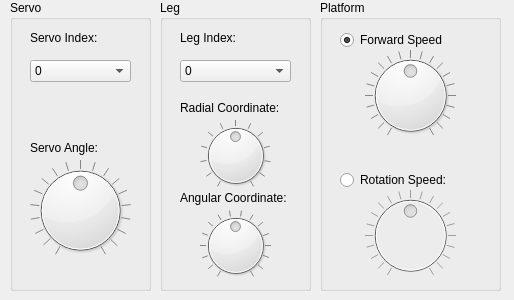
First picture: the form in src/simulationwindow.ui, repository CatixBot/KinematicsNode, before the edit.
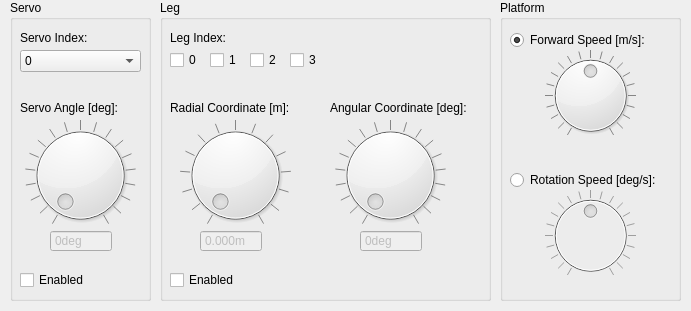
Second picture: the form after the edit.

```diff
--- a/src/simulationwindow.ui
+++ b/src/simulationwindow.ui
@@ -6,20 +6,23 @@
    <rect>
     <x>0</x>
     <y>0</y>
-    <width>514</width>
-    <height>300</height>
+    <width>691</width>
+    <height>311</height>
    </rect>
   </property>
   <property name="windowTitle">
    <string>SimulationWindow</string>
   </property>
   <widget class="QGroupBox" name="servoGroupBox">
+   <property name="enabled">
+    <bool>true</bool>
+   </property>
    <property name="geometry">
     <rect>
      <x>10</x>
      <y>0</y>
      <width>141</width>
-     <height>291</height>
+     <height>301</height>
     </rect>
    </property>
    <property name="title">
@@ -28,17 +31,17 @@
    <widget class="QDial" name="servoAngleDial">
     <property name="geometry">
      <rect>
-      <x>20</x>
-      <y>160</y>
-      <width>101</width>
-      <height>101</height>
+      <x>10</x>
+      <y>120</y>
+      <width>121</width>
+      <height>111</height>
      </rect>
     </property>
     <property name="minimum">
-     <number>-90</number>
+     <number>0</number>
     </property>
     <property name="maximum">
-     <number>90</number>
+     <number>180</number>
     </property>
     <property name="notchTarget">
      <double>10.000000000000000</double>
@@ -50,9 +53,9 @@
    <widget class="QComboBox" name="servoIndexComboBox">
     <property name="geometry">
      <rect>
-      <x>20</x>
-      <y>60</y>
-      <width>101</width>
+      <x>10</x>
+      <y>50</y>
+      <width>121</width>
       <height>22</height>
      </rect>
     </property>
@@ -100,7 +103,7 @@
    <widget class="QLabel" name="servoLabel">
     <property name="geometry">
      <rect>
-      <x>20</x>
+      <x>10</x>
       <y>30</y>
       <width>91</width>
       <height>16</height>
@@ -113,14 +116,55 @@
    <widget class="QLabel" name="servoDialLabel">
     <property name="geometry">
      <rect>
-      <x>20</x>
-      <y>140</y>
-      <width>91</width>
+      <x>10</x>
+      <y>100</y>
+      <width>111</width>
       <height>16</height>
      </rect>
     </property>
     <property name="text">
-     <string>Servo Angle:</string>
+     <string>Servo Angle [deg]:</string>
+    </property>
+   </widget>
+   <widget class="QDoubleSpinBox" name="servoAngleSpinBox">
+    <property name="enabled">
+     <bool>false</bool>
+    </property>
+    <property name="geometry">
+     <rect>
+      <x>40</x>
+      <y>230</y>
+      <width>62</width>
+      <height>22</height>
+     </rect>
+    </property>
+    <property name="readOnly">
+     <bool>true</bool>
+    </property>
+    <property name="buttonSymbols">
+     <enum>QAbstractSpinBox::NoButtons</enum>
+    </property>
+    <property name="suffix">
+     <string>deg</string>
+    </property>
+    <property name="decimals">
+     <number>0</number>
+    </property>
+    <property name="maximum">
+     <double>180.000000000000000</double>
+    </property>
+   </widget>
+   <widget class="QCheckBox" name="servoEnabledCheckBox">
+    <property name="geometry">
+     <rect>
+      <x>10</x>
+      <y>270</y>
+      <width>81</width>
+      <height>20</height>
+     </rect>
+    </property>
+    <property name="text">
+     <string>Enabled</string>
     </property>
    </widget>
   </widget>
@@ -129,8 +173,8 @@
     <rect>
      <x>160</x>
      <y>0</y>
-     <width>151</width>
-     <height>291</height>
+     <width>331</width>
+     <height>301</height>
     </rect>
    </property>
    <property name="title">
@@ -139,7 +183,7 @@
    <widget class="QLabel" name="legLabel">
     <property name="geometry">
      <rect>
-      <x>20</x>
+      <x>10</x>
       <y>30</y>
       <width>71</width>
       <height>16</height>
@@ -149,56 +193,26 @@
      <string>Leg Index:</string>
     </property>
    </widget>
-   <widget class="QComboBox" name="legIndexComboBox">
-    <property name="geometry">
-     <rect>
-      <x>20</x>
-      <y>60</y>
-      <width>111</width>
-      <height>22</height>
-     </rect>
-    </property>
-    <item>
-     <property name="text">
-      <string>0</string>
-     </property>
-    </item>
-    <item>
-     <property name="text">
-      <string>1</string>
-     </property>
-    </item>
-    <item>
-     <property name="text">
-      <string>2</string>
-     </property>
-    </item>
-    <item>
-     <property name="text">
-      <string>3</string>
-     </property>
-    </item>
-   </widget>
    <widget class="QDial" name="angularCoordinateDial">
     <property name="geometry">
      <rect>
-      <x>30</x>
-      <y>210</y>
-      <width>91</width>
-      <height>71</height>
+      <x>170</x>
+      <y>120</y>
+      <width>121</width>
+      <height>111</height>
      </rect>
     </property>
     <property name="minimum">
-     <number>-15</number>
+     <number>0</number>
     </property>
     <property name="maximum">
-     <number>15</number>
+     <number>180</number>
     </property>
     <property name="pageStep">
      <number>1</number>
     </property>
     <property name="notchTarget">
-     <double>5.000000000000000</double>
+     <double>10.000000000000000</double>
     </property>
     <property name="notchesVisible">
      <bool>true</bool>
@@ -207,14 +221,14 @@
    <widget class="QDial" name="radialCoordinateDial">
     <property name="geometry">
      <rect>
-      <x>30</x>
+      <x>10</x>
       <y>120</y>
-      <width>91</width>
-      <height>71</height>
+      <width>131</width>
+      <height>111</height>
      </rect>
     </property>
     <property name="minimum">
-     <number>40</number>
+     <number>30</number>
     </property>
     <property name="maximum">
      <number>100</number>
@@ -223,10 +237,10 @@
      <number>1</number>
     </property>
     <property name="value">
-     <number>70</number>
+     <number>30</number>
     </property>
     <property name="notchTarget">
-     <double>5.000000000000000</double>
+     <double>10.000000000000000</double>
     </property>
     <property name="notchesVisible">
      <bool>true</bool>
@@ -235,37 +249,161 @@
    <widget class="QLabel" name="radialCoordinateLabel">
     <property name="geometry">
      <rect>
-      <x>20</x>
+      <x>10</x>
       <y>100</y>
-      <width>121</width>
+      <width>141</width>
       <height>16</height>
      </rect>
     </property>
     <property name="text">
-     <string>Radial Coordinate:</string>
+     <string>Radial Coordinate [m]:</string>
     </property>
    </widget>
    <widget class="QLabel" name="angularCoordinateLabel">
     <property name="geometry">
      <rect>
-      <x>20</x>
-      <y>190</y>
-      <width>121</width>
+      <x>170</x>
+      <y>100</y>
+      <width>151</width>
       <height>16</height>
      </rect>
     </property>
     <property name="text">
-     <string>Angular Coordinate:</string>
+     <string>Angular Coordinate [deg]:</string>
+    </property>
+   </widget>
+   <widget class="QCheckBox" name="zeroLegCheckBox">
+    <property name="geometry">
+     <rect>
+      <x>10</x>
+      <y>50</y>
+      <width>31</width>
+      <height>20</height>
+     </rect>
+    </property>
+    <property name="text">
+     <string>0</string>
+    </property>
+   </widget>
+   <widget class="QCheckBox" name="firstLegCheckBox">
+    <property name="geometry">
+     <rect>
+      <x>50</x>
+      <y>50</y>
+      <width>31</width>
+      <height>20</height>
+     </rect>
+    </property>
+    <property name="text">
+     <string>1</string>
+    </property>
+   </widget>
+   <widget class="QCheckBox" name="secondLegCheckBox">
+    <property name="geometry">
+     <rect>
+      <x>90</x>
+      <y>50</y>
+      <width>31</width>
+      <height>20</height>
+     </rect>
+    </property>
+    <property name="text">
+     <string>2</string>
+    </property>
+   </widget>
+   <widget class="QCheckBox" name="thirdLegCheckBox">
+    <property name="geometry">
+     <rect>
+      <x>130</x>
+      <y>50</y>
+      <width>81</width>
+      <height>20</height>
+     </rect>
+    </property>
+    <property name="text">
+     <string>3</string>
+    </property>
+   </widget>
+   <widget class="QDoubleSpinBox" name="radialCoordinateSpinBox">
+    <property name="enabled">
+     <bool>false</bool>
+    </property>
+    <property name="geometry">
+     <rect>
+      <x>40</x>
+      <y>230</y>
+      <width>62</width>
+      <height>22</height>
+     </rect>
+    </property>
+    <property name="readOnly">
+     <bool>true</bool>
+    </property>
+    <property name="buttonSymbols">
+     <enum>QAbstractSpinBox::NoButtons</enum>
+    </property>
+    <property name="suffix">
+     <string>m</string>
+    </property>
+    <property name="decimals">
+     <number>3</number>
+    </property>
+    <property name="maximum">
+     <double>180.000000000000000</double>
+    </property>
+    <property name="singleStep">
+     <double>0.001000000000000</double>
+    </property>
+   </widget>
+   <widget class="QDoubleSpinBox" name="angularCoordinateSpinBox">
+    <property name="enabled">
+     <bool>false</bool>
+    </property>
+    <property name="geometry">
+     <rect>
+      <x>200</x>
+      <y>230</y>
+      <width>62</width>
+      <height>22</height>
+     </rect>
+    </property>
+    <property name="readOnly">
+     <bool>true</bool>
+    </property>
+    <property name="buttonSymbols">
+     <enum>QAbstractSpinBox::NoButtons</enum>
+    </property>
+    <property name="suffix">
+     <string>deg</string>
+    </property>
+    <property name="decimals">
+     <number>0</number>
+    </property>
+    <property name="maximum">
+     <double>180.000000000000000</double>
+    </property>
+   </widget>
+   <widget class="QCheckBox" name="legEnabledCheckBox">
+    <property name="geometry">
+     <rect>
+      <x>10</x>
+      <y>270</y>
+      <width>81</width>
+      <height>20</height>
+     </rect>
+    </property>
+    <property name="text">
+     <string>Enabled</string>
     </property>
    </widget>
   </widget>
   <widget class="QGroupBox" name="platformGroupBox">
    <property name="geometry">
     <rect>
-     <x>320</x>
+     <x>500</x>
      <y>0</y>
      <width>181</width>
-     <height>291</height>
+     <height>301</height>
     </rect>
    </property>
    <property name="title">
@@ -274,14 +412,14 @@
    <widget class="QRadioButton" name="forwardSpeedRadioButton">
     <property name="geometry">
      <rect>
-      <x>20</x>
+      <x>10</x>
       <y>30</y>
-      <width>121</width>
+      <width>161</width>
       <height>20</height>
      </rect>
     </property>
     <property name="text">
-     <string>Forward Speed</string>
+     <string>Forward Speed [m/s]:</string>
     </property>
     <property name="checked">
      <bool>true</bool>
@@ -290,14 +428,14 @@
    <widget class="QRadioButton" name="rotationSpeedRadioButton">
     <property name="geometry">
      <rect>
-      <x>20</x>
+      <x>10</x>
       <y>170</y>
-      <width>131</width>
+      <width>161</width>
       <height>20</height>
      </rect>
     </property>
     <property name="text">
-     <string>Rotation Speed:</string>
+     <string>Rotation Speed [deg/s]:</string>
     </property>
    </widget>
    <widget class="QDial" name="moveForwardDial">
```
